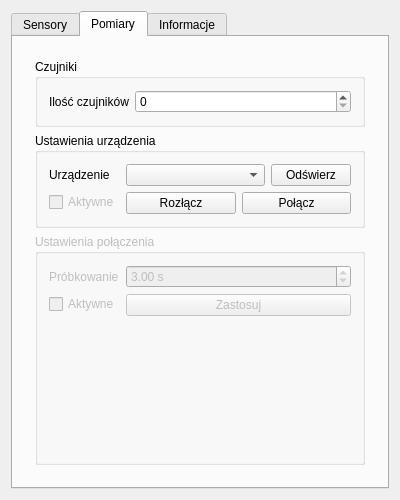
The window that interface/mainwindow.ui (Kuszki/AVR-Sensors) describes before a commit, drawn with Qt 5.
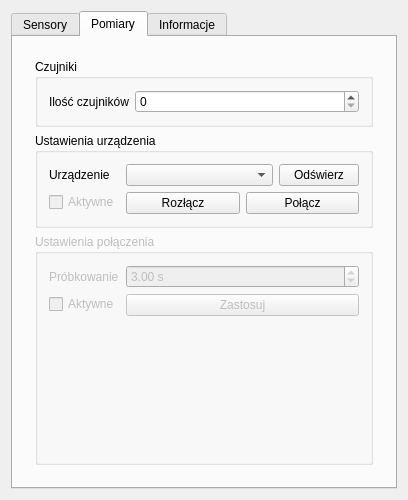
The same window after the commit. The open tabs and pages were chosen to show the change. Icons and pictures are not drawn.

Diff of the .ui file:
```diff
--- a/interface/mainwindow.ui
+++ b/interface/mainwindow.ui
@@ -6,7 +6,7 @@
    <rect>
     <x>0</x>
     <y>0</y>
-    <width>400</width>
+    <width>408</width>
     <height>500</height>
    </rect>
   </property>
@@ -25,8 +25,9 @@
   <property name="windowTitle">
    <string>AVR-Sensors</string>
   </property>
-  <property name="tabShape">
-   <enum>QTabWidget::Rounded</enum>
+  <property name="windowIcon">
+   <iconset resource="../common.qrc">
+    <normaloff>:/icons/icon_main</normaloff>:/icons/icon_main</iconset>
   </property>
   <widget class="QWidget" name="centralWidget">
    <layout class="QGridLayout" name="gridLayout">
@@ -202,14 +203,11 @@
               </item>
               <item row="0" column="1">
                <widget class="QDoubleSpinBox" name="Time">
-                <property name="prefix">
-                 <string/>
-                </property>
                 <property name="suffix">
                  <string> s</string>
                 </property>
                 <property name="minimum">
-                 <double>0.500000000000000</double>
+                 <double>0.100000000000000</double>
                 </property>
                 <property name="maximum">
                  <double>4.000000000000000</double>
```
Left out of the diff: 17 changed lines with no effect on the pictures.
